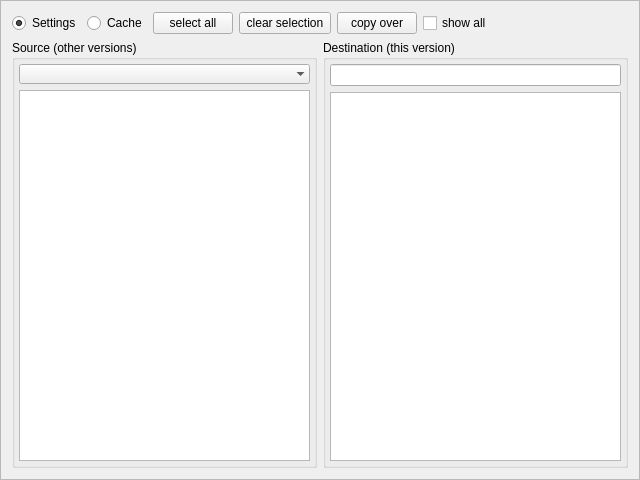
The window that src/blackgui/components/copyconfigurationcomponent.ui (swift-project/pilotclient) describes before a commit, drawn with Qt 5.
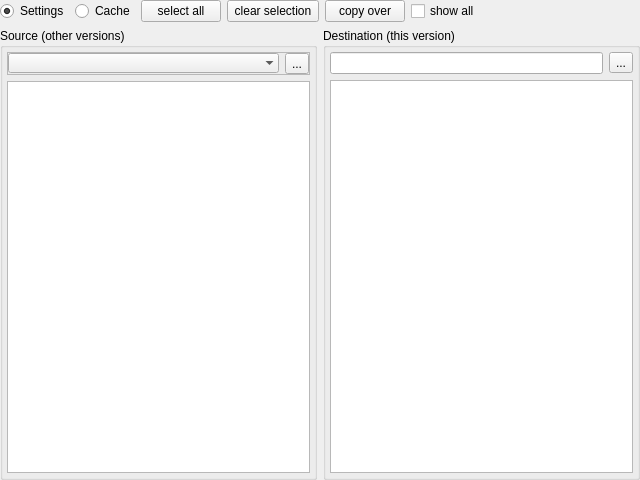
The same window after the commit.

Commit message: The settings / cache directory can be opened from UI [..]

Diff of the .ui file:
```diff
--- a/src/blackgui/components/copyconfigurationcomponent.ui
+++ b/src/blackgui/components/copyconfigurationcomponent.ui
@@ -13,13 +13,22 @@
   <property name="windowTitle">
    <string>Frame</string>
   </property>
-  <property name="frameShape">
-   <enum>QFrame::StyledPanel</enum>
-  </property>
   <property name="frameShadow">
-   <enum>QFrame::Raised</enum>
+   <enum>QFrame::Plain</enum>
   </property>
-  <layout class="QGridLayout" name="gridLayout">
+  <layout class="QGridLayout" name="fl_Destination_2">
+   <property name="leftMargin">
+    <number>0</number>
+   </property>
+   <property name="topMargin">
+    <number>0</number>
+   </property>
+   <property name="rightMargin">
+    <number>0</number>
+   </property>
+   <property name="bottomMargin">
+    <number>0</number>
+   </property>
    <item row="0" column="0" colspan="2">
     <widget class="QWidget" name="wi_Mode" native="true">
      <layout class="QHBoxLayout" name="hl_RadioButtons">
@@ -127,10 +136,44 @@
           <number>4</number>
          </property>
          <item>
-          <widget class="QComboBox" name="cb_OtherVersions">
-           <property name="frame">
-            <bool>false</bool>
+          <widget class="QFrame" name="ft_OtherVersions">
+           <property name="frameShape">
+            <enum>QFrame::StyledPanel</enum>
            </property>
+           <property name="frameShadow">
+            <enum>QFrame::Raised</enum>
+           </property>
+           <layout class="QHBoxLayout" name="hl_OtherVersions">
+            <property name="leftMargin">
+             <number>0</number>
+            </property>
+            <property name="topMargin">
+             <number>0</number>
+            </property>
+            <property name="rightMargin">
+             <number>0</number>
+            </property>
+            <property name="bottomMargin">
+             <number>0</number>
+            </property>
+            <item>
+             <widget class="QComboBox" name="cb_OtherVersions">
+              <property name="frame">
+               <bool>false</bool>
+              </property>
+             </widget>
+            </item>
+            <item>
+             <widget class="QToolButton" name="tb_OpenOtherVersionsDir">
+              <property name="toolTip">
+               <string>open this directory</string>
+              </property>
+              <property name="text">
+               <string>...</string>
+              </property>
+             </widget>
+            </item>
+           </layout>
           </widget>
          </item>
          <item>
@@ -171,10 +214,35 @@
           <number>4</number>
          </property>
          <item>
-          <widget class="QLineEdit" name="le_CurrentVersion">
-           <property name="readOnly">
-            <bool>true</bool>
-           </property>
+          <widget class="QFrame" name="fr_Destination">
+           <layout class="QHBoxLayout" name="fl_Destination">
+            <property name="leftMargin">
+             <number>0</number>
+            </property>
+            <property name="topMargin">
+             <number>0</number>
+            </property>
+            <property name="rightMargin">
+             <number>0</number>
+            </property>
+            <property name="bottomMargin">
+             <number>0</number>
+            </property>
+            <item>
+             <widget class="QLineEdit" name="le_CurrentVersion">
+              <property name="readOnly">
+               <bool>true</bool>
+              </property>
+             </widget>
+            </item>
+            <item>
+             <widget class="QToolButton" name="tb_OpenThisVersionDir">
+              <property name="text">
+               <string>...</string>
+              </property>
+             </widget>
+            </item>
+           </layout>
           </widget>
          </item>
          <item>
```
The commit also changes 2 other files.
